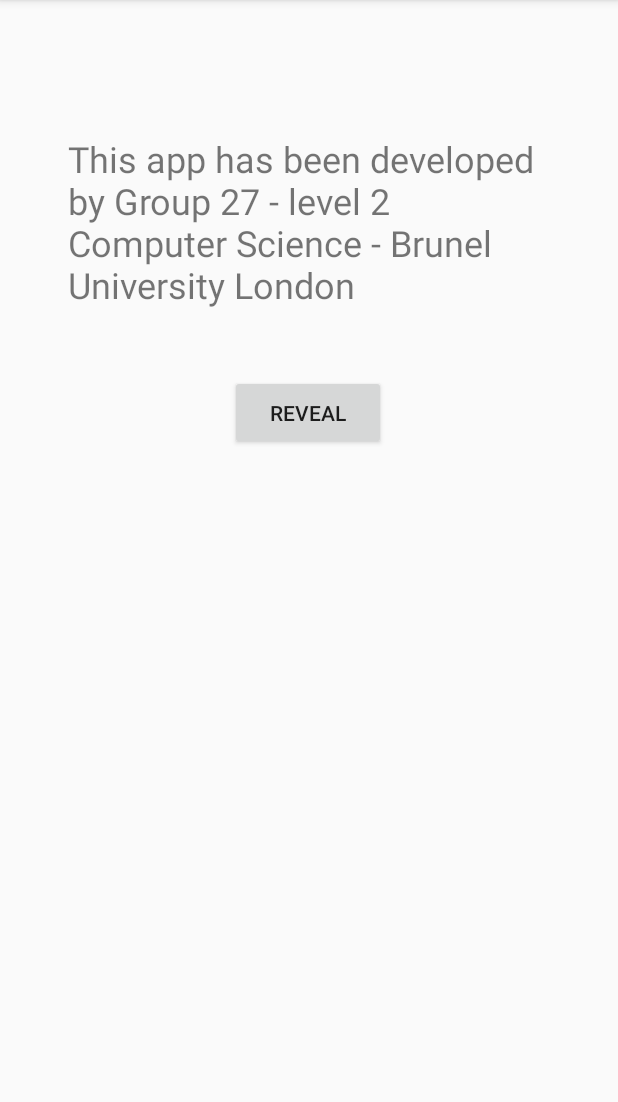
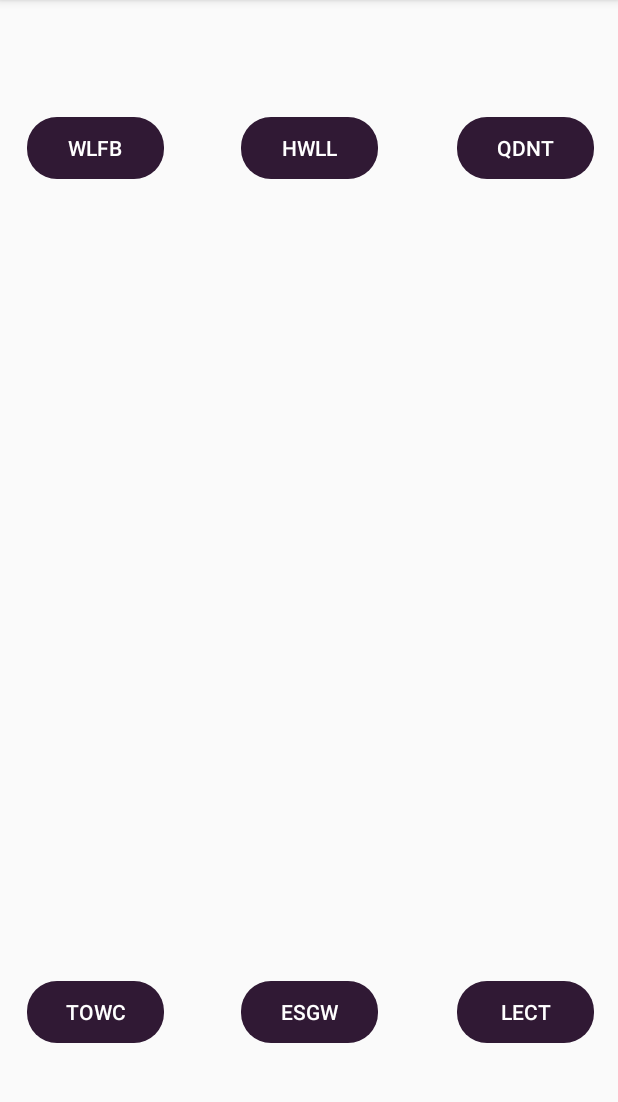
Before and after one commit to FrancoEvett/BETTer-App-Group27, an Android app: the fragment ShareFragment shown on its own in the app's theme, on a phone screen of 412 x 824 dp, the part 84-1186 px from its top. Run offline under Robolectric (Android 15) with nearby library versions, the phone set to English and light mode, and no system bars.

Commit message:
Guys, this commit add the MAP feature, it is working fine although it needs some small changes

```diff
--- a/app/src/main/java/com/example/better/MainActivity.java
+++ b/app/src/main/java/com/example/better/MainActivity.java
@@ -65,10 +65,12 @@ public class MainActivity extends AppCompatActivity {
             Error.setText("Error");
         }
         else {
+            Intent intent = new Intent(this, better.class);
+            startActivity(intent);
             if (userAccountControll.Login(userName, passWord)){
                 //login sucessfull
-                Intent intent = new Intent(this, better.class);
-                startActivity(intent);
+//                Intent intent = new Intent(this, better.class);
+//                startActivity(intent);
             }
             else {
                // Error.setText("Invalid Login");
--- a/app/src/main/java/com/example/better/better.java
+++ b/app/src/main/java/com/example/better/better.java
@@ -24,6 +24,7 @@ import android.widget.ArrayAdapter;
 import android.widget.Button;
 import android.widget.CheckBox;
 import android.widget.EditText;
+import android.widget.ImageView;
 import android.widget.ListView;
 import android.widget.ScrollView;
 import android.widget.Switch;
@@ -185,25 +186,6 @@ public class better extends AppCompatActivity {
             evtime.setVisibility(View.VISIBLE);
         }
     }
-
-    public void reveal (View view){
-        TextView anas = findViewById(R.id.anas);
-        TextView franco = findViewById(R.id.franco);
-        TextView pruhtvi = findViewById(R.id.pruthvi);
-        TextView romi = findViewById(R.id.romi);
-        TextView anthony = findViewById(R.id.anthony);
-        TextView felipe = findViewById(R.id.felipe);
-        TextView camron = findViewById(R.id.camron);
-
-        anas.setVisibility(View.VISIBLE);
-        franco.setVisibility(View.VISIBLE);
-        pruhtvi.setVisibility(View.VISIBLE);
-        romi.setVisibility(View.VISIBLE);
-        anthony.setVisibility(View.VISIBLE);
-        felipe.setVisibility(View.VISIBLE);
-        camron.setVisibility(View.VISIBLE);
-    }
-
     //Here starts the code for the CONTROL TIMETABLE assignment ANAS ZOUHIR
 
     //This method gets the local date and returns a String with the first 3 chars of the day. Example "Mon" or "Tue"
@@ -600,4 +582,70 @@ public class better extends AppCompatActivity {
 //        int Lab2005 = preference.getInt("CS2001", 0);
 //        return Lab2005;
 //    }
+
+    public void wlfb (View view){
+        ImageView wlfb = findViewById(R.id.wlfb_image);
+        ImageView lect = findViewById(R.id.lect_image);
+        ImageView towc = findViewById(R.id.towc_image);
+        ImageView esgw = findViewById(R.id.esgw_image);
+        ImageView qdnt = findViewById(R.id.qdnt_image);
+
+        lect.setVisibility(View.INVISIBLE);
+        towc.setVisibility(View.INVISIBLE);
+        esgw.setVisibility(View.INVISIBLE);
+        qdnt.setVisibility(View.INVISIBLE);
+        wlfb.setVisibility(View.VISIBLE);
+    }
+    public void lect (View view){
+        ImageView wlfb = findViewById(R.id.wlfb_image);
+        ImageView lect = findViewById(R.id.lect_image);
+        ImageView towc = findViewById(R.id.towc_image);
+        ImageView esgw = findViewById(R.id.esgw_image);
+        ImageView qdnt = findViewById(R.id.qdnt_image);
+
+        towc.setVisibility(View.INVISIBLE);
+        esgw.setVisibility(View.INVISIBLE);
+        qdnt.setVisibility(View.INVISIBLE);
+        wlfb.setVisibility(View.INVISIBLE);
+        lect.setVisibility(View.VISIBLE);
+    }
+    public void towc (View view){
+        ImageView wlfb = findViewById(R.id.wlfb_image);
+        ImageView lect = findViewById(R.id.lect_image);
+        ImageView towc = findViewById(R.id.towc_image);
+        ImageView esgw = findViewById(R.id.esgw_image);
+        ImageView qdnt = findViewById(R.id.qdnt_image);
+
+        lect.setVisibility(View.INVISIBLE);
+        esgw.setVisibility(View.INVISIBLE);
+        qdnt.setVisibility(View.INVISIBLE);
+        wlfb.setVisibility(View.INVISIBLE);
+        towc.setVisibility(View.VISIBLE);
+    }
+    public void esgw (View view){
+        ImageView wlfb = findViewById(R.id.wlfb_image);
+        ImageView lect = findViewById(R.id.lect_image);
+        ImageView towc = findViewById(R.id.towc_image);
+        ImageView esgw = findViewById(R.id.esgw_image);
+        ImageView qdnt = findViewById(R.id.qdnt_image);
+
+        lect.setVisibility(View.INVISIBLE);
+        towc.setVisibility(View.INVISIBLE);
+        qdnt.setVisibility(View.INVISIBLE);
+        wlfb.setVisibility(View.INVISIBLE);
+        esgw.setVisibility(View.VISIBLE);
+    }
+    public void qdnt (View view){
+        ImageView wlfb = findViewById(R.id.wlfb_image);
+        ImageView lect = findViewById(R.id.lect_image);
+        ImageView towc = findViewById(R.id.towc_image);
+        ImageView esgw = findViewById(R.id.esgw_image);
+        ImageView qdnt = findViewById(R.id.qdnt_image);
+
+        lect.setVisibility(View.INVISIBLE);
+        towc.setVisibility(View.INVISIBLE);
+        esgw.setVisibility(View.INVISIBLE);
+        wlfb.setVisibility(View.INVISIBLE);
+        qdnt.setVisibility(View.VISIBLE);
+    }
 }
--- /dev/null
+++ b/app/src/main/res/drawable/button_shape.xml
@@ -0,0 +1,6 @@
+<?xml version="1.0" encoding="utf-8"?>
+<shape xmlns:android="http://schemas.android.com/apk/res/android">
+
+    <corners android:radius="20sp"/>
+
+</shape>
--- a/app/src/main/res/layout/fragment_share.xml
+++ b/app/src/main/res/layout/fragment_share.xml
@@ -5,83 +5,82 @@
     android:layout_width="match_parent"
     android:layout_height="match_parent">
 
-    <TextView
-        android:id="@+id/romi"
-        android:layout_width="150dp"
-        android:layout_height="49dp"
-        android:text="ROMI PATEL"
-        android:visibility="invisible"
+    <Button
+        android:id="@+id/LECT"
+        android:layout_width="91dp"
+        android:layout_height="41dp"
+        android:backgroundTint="@color/dark_purple"
+        android:textColor="@android:color/white"
+        android:background="@drawable/button_shape"
+        android:onClick="lect"
+        android:text="LECT"
         app:layout_constraintBottom_toBottomOf="parent"
         app:layout_constraintEnd_toEndOf="parent"
-        app:layout_constraintHorizontal_bias="0.877"
+        app:layout_constraintHorizontal_bias="0.95"
         app:layout_constraintStart_toStartOf="parent"
         app:layout_constraintTop_toTopOf="parent"
-        app:layout_constraintVertical_bias="0.731" />
+        app:layout_constraintVertical_bias="0.9" />
 
-    <TextView
-        android:id="@+id/anas"
-        android:layout_width="150dp"
-        android:layout_height="49dp"
-        android:text="ANAS ZOUHIR"
-        android:visibility="invisible"
+    <Button
+        android:id="@+id/ESGW"
+        android:layout_width="91dp"
+        android:layout_height="41dp"
+        android:backgroundTint="@color/dark_purple"
+        android:textColor="@android:color/white"
+        android:background="@drawable/button_shape"
+        android:onClick="esgw"
+        android:text="ESGW"
         app:layout_constraintBottom_toBottomOf="parent"
         app:layout_constraintEnd_toEndOf="parent"
-        app:layout_constraintHorizontal_bias="0.498"
         app:layout_constraintStart_toStartOf="parent"
         app:layout_constraintTop_toTopOf="parent"
-        app:layout_constraintVertical_bias="0.527" />
+        app:layout_constraintVertical_bias="0.9" />
 
-    <TextView
-        android:id="@+id/felipe"
-        android:layout_width="150dp"
-        android:layout_height="49dp"
-        android:text="FELIPE HENRIQUE"
-        android:visibility="invisible"
+    <Button
+        android:id="@+id/TOWC"
+        android:layout_width="91dp"
+        android:layout_height="41dp"
+        android:backgroundTint="@color/dark_purple"
+        android:textColor="@android:color/white"
+        android:background="@drawable/button_shape"
+        android:onClick="towc"
+        android:text="TOWC"
         app:layout_constraintBottom_toBottomOf="parent"
         app:layout_constraintEnd_toEndOf="parent"
-        app:layout_constraintHorizontal_bias="0.877"
+        app:layout_constraintHorizontal_bias="0.056"
         app:layout_constraintStart_toStartOf="parent"
         app:layout_constraintTop_toTopOf="parent"
-        app:layout_constraintVertical_bias="0.826" />
+        app:layout_constraintVertical_bias="0.9" />
 
-    <TextView
-        android:id="@+id/pruthvi"
-        android:layout_width="150dp"
-        android:layout_height="49dp"
-        android:text="PRUTHVI LALJI"
-        android:visibility="invisible"
+    <Button
+        android:id="@+id/QDNT"
+        android:layout_width="91dp"
+        android:layout_height="41dp"
+        android:backgroundTint="@color/dark_purple"
+        android:textColor="@android:color/white"
+        android:background="@drawable/button_shape"
+        android:onClick="qdnt"
+        android:text="QDNT"
         app:layout_constraintBottom_toBottomOf="parent"
         app:layout_constraintEnd_toEndOf="parent"
-        app:layout_constraintHorizontal_bias="0.877"
+        app:layout_constraintHorizontal_bias="0.95"
         app:layout_constraintStart_toStartOf="parent"
         app:layout_constraintTop_toTopOf="parent"
-        app:layout_constraintVertical_bias="0.642" />
+        app:layout_constraintVertical_bias="0.107" />
 
-    <TextView
-        android:id="@+id/franco"
-        android:layout_width="150dp"
-        android:layout_height="49dp"
-        android:text="FRANCO EVETT"
-        android:visibility="invisible"
+    <Button
+        android:id="@+id/HWLL"
+        android:layout_width="91dp"
+        android:layout_height="41dp"
+        android:backgroundTint="@color/dark_purple"
+        android:textColor="@android:color/white"
+        android:background="@drawable/button_shape"
+        android:text="HWLL"
         app:layout_constraintBottom_toBottomOf="parent"
         app:layout_constraintEnd_toEndOf="parent"
-        app:layout_constraintHorizontal_bias="0.172"
         app:layout_constraintStart_toStartOf="parent"
         app:layout_constraintTop_toTopOf="parent"
-        app:layout_constraintVertical_bias="0.642" />
-
-    <TextView
-        android:id="@+id/anthony"
-        android:layout_width="150dp"
-        android:layout_height="49dp"
-        android:text="ANTHONY YEH"
-        android:visibility="invisible"
-        app:layout_constraintBottom_toBottomOf="parent"
-        app:layout_constraintEnd_toEndOf="parent"
-        app:layout_constraintHorizontal_bias="0.172"
-        app:layout_constraintStart_toStartOf="parent"
-        app:layout_constraintTop_toTopOf="parent"
-        app:layout_constraintVertical_bias="0.731" />
+        app:layout_constraintVertical_bias="0.107" />
 
     <TextView
         android:id="@+id/text_share"
@@ -95,44 +94,85 @@
         android:visibility="invisible"
         app:layout_constraintEnd_toEndOf="parent"
         app:layout_constraintStart_toStartOf="parent"
-        app:layout_constraintTop_toTopOf="parent" />
+        app:layout_constraintTop_toTopOf="parent"
+        android:gravity="center_horizontal" />
 
-    <TextView
-        android:id="@+id/textView9"
-        android:layout_width="321dp"
-        android:layout_height="127dp"
-        android:text="This app has been developed by Group 27 - level 2 Computer Science - Brunel University London"
-        android:textSize="24sp"
+    <Button
+        android:id="@+id/WLFB"
+        android:layout_width="91dp"
+        android:layout_height="41dp"
+        android:onClick="wlfb"
+        android:backgroundTint="@color/dark_purple"
+        android:textColor="@android:color/white"
+        android:background="@drawable/button_shape"
+        android:text="WLFB"
         app:layout_constraintBottom_toBottomOf="parent"
         app:layout_constraintEnd_toEndOf="parent"
+        app:layout_constraintHorizontal_bias="0.056"
         app:layout_constraintStart_toStartOf="parent"
         app:layout_constraintTop_toTopOf="parent"
-        app:layout_constraintVertical_bias="0.139" />
+        app:layout_constraintVertical_bias="0.107" />
 
-    <Button
-        android:id="@+id/button6"
-        android:layout_width="104dp"
-        android:layout_height="50dp"
-        android:onClick="reveal"
-        android:text="REVEAL"
-        app:layout_constraintBottom_toBottomOf="parent"
-        app:layout_constraintEnd_toEndOf="parent"
-        app:layout_constraintHorizontal_bias="0.498"
-        app:layout_constraintStart_toStartOf="parent"
-        app:layout_constraintTop_toTopOf="parent"
-        app:layout_constraintVertical_bias="0.348" />
-
-    <TextView
-        android:id="@+id/camron"
-        android:layout_width="150dp"
-        android:layout_height="49dp"
-        android:onClick="reveal"
-        android:text="CAMRON DARPOH"
+    <ImageView
+        android:id="@+id/esgw_image"
+        android:layout_width="417dp"
+        android:layout_height="472dp"
+        android:verticalScrollbarPosition="defaultPosition"
         android:visibility="invisible"
         app:layout_constraintBottom_toBottomOf="parent"
         app:layout_constraintEnd_toEndOf="parent"
-        app:layout_constraintHorizontal_bias="0.172"
+        app:layout_constraintHorizontal_bias="0.0"
         app:layout_constraintStart_toStartOf="parent"
         app:layout_constraintTop_toTopOf="parent"
-        app:layout_constraintVertical_bias="0.825" />
+        app:layout_constraintVertical_bias="0.501"
+        app:srcCompat="@drawable/easterngateway" />
+
+    <ImageView
+        android:id="@+id/qdnt_image"
+        android:layout_width="417dp"
+        android:layout_height="472dp"
+        android:visibility="invisible"
+        app:layout_constraintBottom_toBottomOf="parent"
+        app:layout_constraintEnd_toEndOf="@+id/esgw_image"
+        app:layout_constraintHorizontal_bias="0.0"
+        app:layout_constraintStart_toStartOf="parent"
+        app:layout_constraintTop_toTopOf="parent"
+        app:layout_constraintVertical_bias="0.501"
+        app:srcCompat="@drawable/halsbury" />
+
+    <ImageView
+        android:id="@+id/lect_image"
+        android:layout_width="417dp"
+        android:layout_height="472dp"
+        android:visibility="invisible"
+        app:layout_constraintBottom_toBottomOf="parent"
+        app:layout_constraintEnd_toEndOf="@+id/esgw_image"
+        app:layout_constraintStart_toStartOf="parent"
+        app:layout_constraintTop_toTopOf="parent"
+        app:srcCompat="@drawable/lecturecentre" />
+
+    <ImageView
+        android:id="@+id/towc_image"
+        android:layout_width="417dp"
+        android:layout_height="472dp"
+        android:visibility="invisible"
+        app:layout_constraintBottom_toBottomOf="parent"
+        app:layout_constraintEnd_toEndOf="@+id/esgw_image"
+        app:layout_constraintStart_toStartOf="parent"
+        app:layout_constraintTop_toTopOf="parent"
+        app:srcCompat="@drawable/towerc" />
+
+    <ImageView
+        android:id="@+id/wlfb_image"
+        android:layout_width="417dp"
+        android:layout_height="472dp"
+        android:visibility="invisible"
+        app:layout_constraintBottom_toBottomOf="parent"
+        app:layout_constraintEnd_toEndOf="@+id/esgw_image"
+        app:layout_constraintHorizontal_bias="0.0"
+        app:layout_constraintStart_toStartOf="parent"
+        app:layout_constraintTop_toTopOf="parent"
+        app:layout_constraintVertical_bias="0.501"
+        app:srcCompat="@drawable/wilfredbrown" />
+
 </androidx.constraintlayout.widget.ConstraintLayout>
--- a/app/src/main/res/menu/activity_better_drawer.xml
+++ b/app/src/main/res/menu/activity_better_drawer.xml
@@ -22,8 +22,8 @@
             android:title="Lab Set Up" />
         <item
             android:id="@+id/nav_share"
-            android:icon="@drawable/ic_menu_manage"
-            android:title="Settings" />
+            android:icon="@android:drawable/ic_menu_mapmode"
+            android:title="Map" />
         <item
             android:id="@+id/nav_send"
             android:icon="@drawable/btn_close_normal"
```
Also changed, not shown: app/src/main/res/drawable-v24/EASTERNGATEWAY.png (added), app/src/main/res/drawable-v24/HALSBURY.png (added), app/src/main/res/drawable-v24/LECTURECENTRE.png (added), app/src/main/res/drawable-v24/TOWERC.png (added), app/src/main/res/drawable-v24/WILFREDBROWN.png (added).
